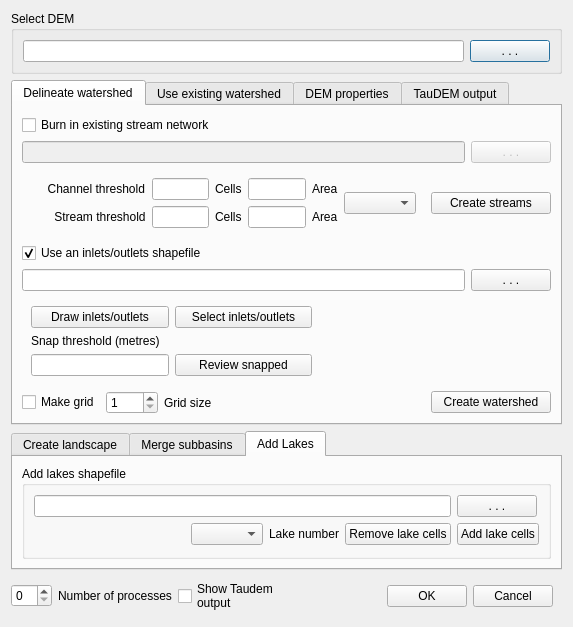
Qt form QSWATPlus/ui_delineation.ui (swat-model/QSWATPlus) before a commit.
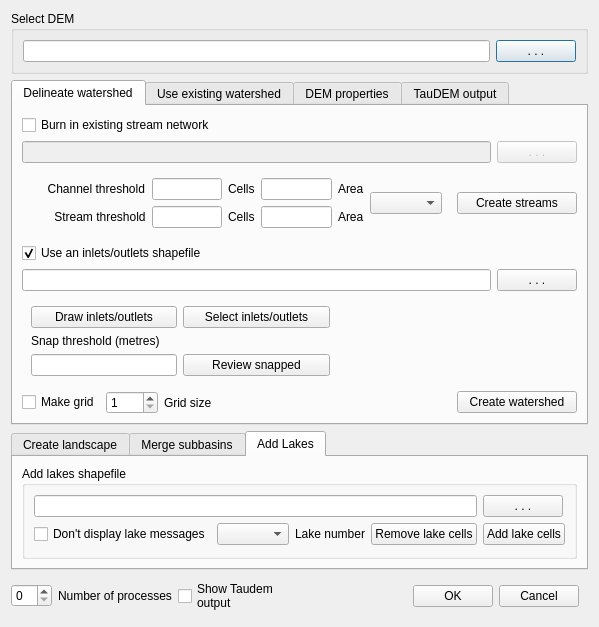
The same form after that commit. The open tabs and pages were chosen to show the change. Icons and pictures are not drawn.

Commit message: Lake messages check box added

What changed in the file:
```diff
--- a/QSWATPlus/ui_delineation.ui
+++ b/QSWATPlus/ui_delineation.ui
@@ -6,8 +6,8 @@
    <rect>
     <x>0</x>
     <y>0</y>
-    <width>544</width>
-    <height>620</height>
+    <width>549</width>
+    <height>600</height>
    </rect>
   </property>
   <property name="sizePolicy">
@@ -1246,7 +1246,7 @@
    <item row="2" column="0" colspan="5">
     <widget class="QTabWidget" name="tabWidget_2">
      <property name="currentIndex">
-      <number>0</number>
+      <number>2</number>
      </property>
      <widget class="QWidget" name="landscapeTab">
       <attribute name="title">
@@ -1383,16 +1383,6 @@
           <string>Add lakes shapefile</string>
          </property>
          <layout class="QGridLayout" name="gridLayout_12">
-          <item row="0" column="0" colspan="4">
-           <widget class="QLineEdit" name="selectLakes">
-            <property name="sizePolicy">
-             <sizepolicy hsizetype="Preferred" vsizetype="Fixed">
-              <horstretch>0</horstretch>
-              <verstretch>0</verstretch>
-             </sizepolicy>
-            </property>
-           </widget>
-          </item>
           <item row="0" column="4">
            <widget class="QPushButton" name="selectLakesButton">
             <property name="sizePolicy">
@@ -1413,47 +1403,54 @@
             </property>
            </widget>
           </item>
-          <item row="1" column="0">
-           <spacer name="horizontalSpacer_3">
-            <property name="orientation">
-             <enum>Qt::Horizontal</enum>
+          <item row="2" column="3">
+           <widget class="QPushButton" name="removeLakeCells">
+            <property name="text">
+             <string>Remove lake cells</string>
             </property>
-            <property name="sizeHint" stdset="0">
-             <size>
-              <width>157</width>
-              <height>20</height>
-             </size>
-            </property>
-           </spacer>
+           </widget>
           </item>
-          <item row="1" column="1">
+          <item row="2" column="1">
            <widget class="QComboBox" name="lakeIdCombo">
             <property name="editable">
              <bool>false</bool>
             </property>
            </widget>
           </item>
-          <item row="1" column="2">
+          <item row="0" column="0" colspan="4">
+           <widget class="QLineEdit" name="selectLakes">
+            <property name="sizePolicy">
+             <sizepolicy hsizetype="Preferred" vsizetype="Fixed">
+              <horstretch>0</horstretch>
+              <verstretch>0</verstretch>
+             </sizepolicy>
+            </property>
+           </widget>
+          </item>
+          <item row="2" column="2">
            <widget class="QLabel" name="lakeIdLabel">
             <property name="text">
              <string>Lake number</string>
             </property>
            </widget>
           </item>
-          <item row="1" column="3">
-           <widget class="QPushButton" name="removeLakeCells">
-            <property name="text">
-             <string>Remove lake cells</string>
-            </property>
-           </widget>
-          </item>
-          <item row="1" column="4">
+          <item row="2" column="4">
            <widget class="QPushButton" name="addLakeCells">
             <property name="text">
              <string>Add lake cells</string>
             </property>
            </widget>
           </item>
+          <item row="2" column="0">
+           <widget class="QCheckBox" name="lakeMessagesBox">
+            <property name="toolTip">
+             <string>&lt;html&gt;&lt;head/&gt;&lt;body&gt;&lt;p&gt;Lake shapefiles with many lakes can generate a large number of warning and information messages. Check this box if you prefer to read these messages in the QSWAT+ log.&lt;/p&gt;&lt;/body&gt;&lt;/html&gt;</string>
+            </property>
+            <property name="text">
+             <string>Don't display lake messages</string>
+            </property>
+           </widget>
+          </item>
          </layout>
         </widget>
        </item>
```
The commit also changes 12 other files.
